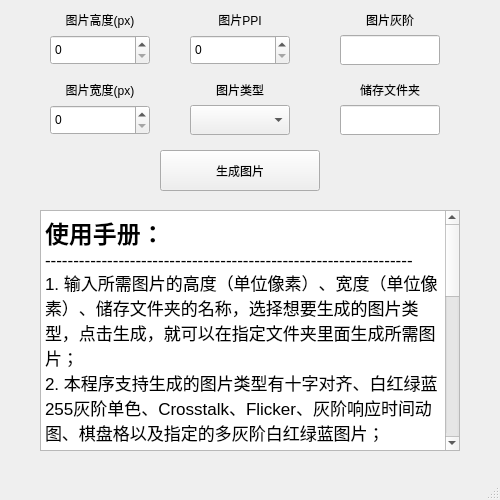
Above: gui/window.ui from FunsomMars/Timg before the change. Below: the same form after it.
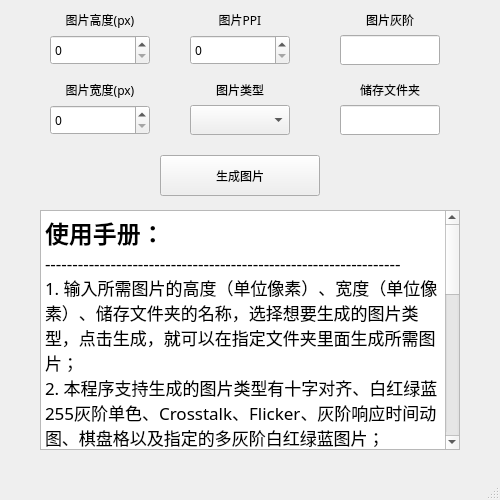
That is the form after the change. Icons and pictures are not drawn.

Patch:
```diff
--- a/gui/window.ui
+++ b/gui/window.ui
@@ -32,6 +32,11 @@
     <height>500</height>
    </size>
   </property>
+  <property name="font">
+   <font>
+    <family>微软雅黑</family>
+   </font>
+  </property>
   <property name="cursor">
    <cursorShape>ArrowCursor</cursorShape>
   </property>
@@ -47,7 +52,7 @@
     <property name="geometry">
      <rect>
       <x>160</x>
-      <y>150</y>
+      <y>155</y>
       <width>160</width>
       <height>41</height>
      </rect>
@@ -349,25 +354,25 @@
       <x>40</x>
       <y>210</y>
       <width>420</width>
-      <height>241</height>
+      <height>240</height>
      </rect>
     </property>
     <property name="html">
      <string>&lt;!DOCTYPE HTML PUBLIC &quot;-//W3C//DTD HTML 4.0//EN&quot; &quot;http://www.w3.org/TR/REC-html40/strict.dtd&quot;&gt;
 &lt;html&gt;&lt;head&gt;&lt;meta name=&quot;qrichtext&quot; content=&quot;1&quot; /&gt;&lt;style type=&quot;text/css&quot;&gt;
 p, li { white-space: pre-wrap; }
-&lt;/style&gt;&lt;/head&gt;&lt;body style=&quot; font-family:'.AppleSystemUIFont'; font-size:13pt; font-weight:400; font-style:normal;&quot;&gt;
+&lt;/style&gt;&lt;/head&gt;&lt;body style=&quot; font-family:'微软雅黑'; font-size:9pt; font-weight:400; font-style:normal;&quot;&gt;
 &lt;p style=&quot; margin-top:0px; margin-bottom:0px; margin-left:0px; margin-right:0px; -qt-block-indent:0; text-indent:0px;&quot;&gt;&lt;span style=&quot; font-family:'.AppleSystemUIFont'; font-size:18pt; font-weight:600;&quot;&gt;使用手册：&lt;/span&gt;&lt;/p&gt;
-&lt;p style=&quot; margin-top:0px; margin-bottom:0px; margin-left:0px; margin-right:0px; -qt-block-indent:0; text-indent:0px;&quot;&gt;&lt;span style=&quot; font-family:'.AppleSystemUIFont';&quot;&gt;-----------------------------------------------------------------&lt;/span&gt;&lt;/p&gt;
-&lt;p style=&quot; margin-top:0px; margin-bottom:0px; margin-left:0px; margin-right:0px; -qt-block-indent:0; text-indent:0px;&quot;&gt;&lt;span style=&quot; font-family:'.AppleSystemUIFont';&quot;&gt;1. 输入所需图片的高度（单位像素）、宽度（单位像素）、储存文件夹的名称，选择想要生成的图片类型，点击生成，就可以在指定文件夹里面生成所需图片；&lt;/span&gt;&lt;/p&gt;
-&lt;p style=&quot; margin-top:0px; margin-bottom:0px; margin-left:0px; margin-right:0px; -qt-block-indent:0; text-indent:0px;&quot;&gt;&lt;span style=&quot; font-family:'.AppleSystemUIFont';&quot;&gt;2. 本程序支持生成的图片类型有十字对齐、白红绿蓝255灰阶单色、Crosstalk、Flicker、灰阶响应时间动图、棋盘格以及指定的多灰阶白红绿蓝图片；&lt;/span&gt;&lt;/p&gt;
-&lt;p style=&quot; margin-top:0px; margin-bottom:0px; margin-left:0px; margin-right:0px; -qt-block-indent:0; text-indent:0px;&quot;&gt;&lt;span style=&quot; font-family:'.AppleSystemUIFont';&quot;&gt;3. 灰阶响应时间动图的默认灰阶设置为(0, 36, 63, 127, 255)五个灰阶中从低灰阶到高灰阶跳变，跳变时间间隔为0.1s，也就是说会生成0-36，0-63，0-127，0-255，36-63，36-127，36-255，63-127，63-255，127-255十种灰阶跳变动图；&lt;/span&gt;&lt;/p&gt;
-&lt;p style=&quot; margin-top:0px; margin-bottom:0px; margin-left:0px; margin-right:0px; -qt-block-indent:0; text-indent:0px;&quot;&gt;&lt;span style=&quot; font-family:'.AppleSystemUIFont';&quot;&gt;4. 黑白棋盘格中子格子的长宽比例为图片宽高比乘以16/9；&lt;/span&gt;&lt;/p&gt;
-&lt;p style=&quot; margin-top:0px; margin-bottom:0px; margin-left:0px; margin-right:0px; -qt-block-indent:0; text-indent:0px;&quot;&gt;&lt;span style=&quot; font-family:'.AppleSystemUIFont';&quot;&gt;5. 图片生成类型选择为crosstalk时，图片PPI的默认值为401ppi，一般来说在生成crosstalk图片时需要在图片PPI那一栏指定ppi；&lt;/span&gt;&lt;/p&gt;
-&lt;p style=&quot; margin-top:0px; margin-bottom:0px; margin-left:0px; margin-right:0px; -qt-block-indent:0; text-indent:0px;&quot;&gt;&lt;span style=&quot; font-family:'.AppleSystemUIFont';&quot;&gt;6. 多灰阶白红绿蓝图片的灰阶定义默认值为(0, 128, 255)，若需要自定义更多的灰阶，在图片灰阶中输入数字(0-255)数字即可，多个灰阶值之间用英文逗号隔开；&lt;/span&gt;&lt;/p&gt;
-&lt;p style=&quot; margin-top:0px; margin-bottom:0px; margin-left:0px; margin-right:0px; -qt-block-indent:0; text-indent:0px;&quot;&gt;&lt;span style=&quot; font-family:'.AppleSystemUIFont';&quot;&gt;7. 图片高度、宽度不指定，则默认值分别为1920px/1080px；图片类型不指定，则默认为WRGB纯色类型；储存文件夹名若不指定，则默认为img；&lt;/span&gt;&lt;/p&gt;
-&lt;p style=&quot; margin-top:0px; margin-bottom:0px; margin-left:0px; margin-right:0px; -qt-block-indent:0; text-indent:0px;&quot;&gt;&lt;span style=&quot; font-family:'.AppleSystemUIFont';&quot;&gt;-----------------------------------------------------------------&lt;/span&gt;&lt;/p&gt;
-&lt;p style=&quot; margin-top:0px; margin-bottom:0px; margin-left:0px; margin-right:0px; -qt-block-indent:0; text-indent:0px;&quot;&gt;&lt;span style=&quot; font-family:'.AppleSystemUIFont'; font-weight:600;&quot;&gt;项目地址：&lt;/span&gt;&lt;a href=&quot;https://github.com/FunsomMars/Timg&quot;&gt;&lt;span style=&quot; font-family:'.AppleSystemUIFont'; text-decoration: underline; color:#0000ff;&quot;&gt;https://github.com/FunsomMars/Timg&lt;/span&gt;&lt;/a&gt;&lt;/p&gt;&lt;/body&gt;&lt;/html&gt;</string>
+&lt;p style=&quot; margin-top:0px; margin-bottom:0px; margin-left:0px; margin-right:0px; -qt-block-indent:0; text-indent:0px;&quot;&gt;&lt;span style=&quot; font-family:'.AppleSystemUIFont'; font-size:13pt;&quot;&gt;-----------------------------------------------------------------&lt;/span&gt;&lt;/p&gt;
+&lt;p style=&quot; margin-top:0px; margin-bottom:0px; margin-left:0px; margin-right:0px; -qt-block-indent:0; text-indent:0px;&quot;&gt;&lt;span style=&quot; font-family:'.AppleSystemUIFont'; font-size:13pt;&quot;&gt;1. 输入所需图片的高度（单位像素）、宽度（单位像素）、储存文件夹的名称，选择想要生成的图片类型，点击生成，就可以在指定文件夹里面生成所需图片；&lt;/span&gt;&lt;/p&gt;
+&lt;p style=&quot; margin-top:0px; margin-bottom:0px; margin-left:0px; margin-right:0px; -qt-block-indent:0; text-indent:0px;&quot;&gt;&lt;span style=&quot; font-family:'.AppleSystemUIFont'; font-size:13pt;&quot;&gt;2. 本程序支持生成的图片类型有十字对齐、白红绿蓝255灰阶单色、Crosstalk、Flicker、灰阶响应时间动图、棋盘格以及指定的多灰阶白红绿蓝图片；&lt;/span&gt;&lt;/p&gt;
+&lt;p style=&quot; margin-top:0px; margin-bottom:0px; margin-left:0px; margin-right:0px; -qt-block-indent:0; text-indent:0px;&quot;&gt;&lt;span style=&quot; font-family:'.AppleSystemUIFont'; font-size:13pt;&quot;&gt;3. 灰阶响应时间动图的默认灰阶设置为(0, 36, 63, 127, 255)五个灰阶中从低灰阶到高灰阶跳变，跳变时间间隔为0.1s，也就是说会生成0-36，0-63，0-127，0-255，36-63，36-127，36-255，63-127，63-255，127-255十种灰阶跳变动图；&lt;/span&gt;&lt;/p&gt;
+&lt;p style=&quot; margin-top:0px; margin-bottom:0px; margin-left:0px; margin-right:0px; -qt-block-indent:0; text-indent:0px;&quot;&gt;&lt;span style=&quot; font-family:'.AppleSystemUIFont'; font-size:13pt;&quot;&gt;4. 黑白棋盘格中子格子的长宽比例为图片宽高比乘以16/9；&lt;/span&gt;&lt;/p&gt;
+&lt;p style=&quot; margin-top:0px; margin-bottom:0px; margin-left:0px; margin-right:0px; -qt-block-indent:0; text-indent:0px;&quot;&gt;&lt;span style=&quot; font-family:'.AppleSystemUIFont'; font-size:13pt;&quot;&gt;5. 图片生成类型选择为crosstalk时，图片PPI的默认值为401ppi，一般来说在生成crosstalk图片时需要在图片PPI那一栏指定ppi；&lt;/span&gt;&lt;/p&gt;
+&lt;p style=&quot; margin-top:0px; margin-bottom:0px; margin-left:0px; margin-right:0px; -qt-block-indent:0; text-indent:0px;&quot;&gt;&lt;span style=&quot; font-family:'.AppleSystemUIFont'; font-size:13pt;&quot;&gt;6. 多灰阶白红绿蓝图片的灰阶定义默认值为(0, 128, 255)，若需要自定义更多的灰阶，在图片灰阶中输入数字(0-255)数字即可，多个灰阶值之间用英文逗号隔开；&lt;/span&gt;&lt;/p&gt;
+&lt;p style=&quot; margin-top:0px; margin-bottom:0px; margin-left:0px; margin-right:0px; -qt-block-indent:0; text-indent:0px;&quot;&gt;&lt;span style=&quot; font-family:'.AppleSystemUIFont'; font-size:13pt;&quot;&gt;7. 图片高度、宽度不指定，则默认值分别为1920px/1080px；图片类型不指定，则默认为WRGB纯色类型；储存文件夹名若不指定，则默认为img；&lt;/span&gt;&lt;/p&gt;
+&lt;p style=&quot; margin-top:0px; margin-bottom:0px; margin-left:0px; margin-right:0px; -qt-block-indent:0; text-indent:0px;&quot;&gt;&lt;span style=&quot; font-family:'.AppleSystemUIFont'; font-size:13pt;&quot;&gt;-----------------------------------------------------------------&lt;/span&gt;&lt;/p&gt;
+&lt;p style=&quot; margin-top:0px; margin-bottom:0px; margin-left:0px; margin-right:0px; -qt-block-indent:0; text-indent:0px;&quot;&gt;&lt;span style=&quot; font-family:'.AppleSystemUIFont'; font-size:13pt; font-weight:600;&quot;&gt;项目地址：&lt;/span&gt;&lt;a href=&quot;https://github.com/FunsomMars/Timg&quot;&gt;&lt;span style=&quot; font-family:'.AppleSystemUIFont'; font-size:13pt; text-decoration: underline; color:#0000ff;&quot;&gt;https://github.com/FunsomMars/Timg&lt;/span&gt;&lt;/a&gt;&lt;/p&gt;&lt;/body&gt;&lt;/html&gt;</string>
     </property>
    </widget>
   </widget>
```
Left out of the diff: 4 changed lines with no effect on the pictures.
